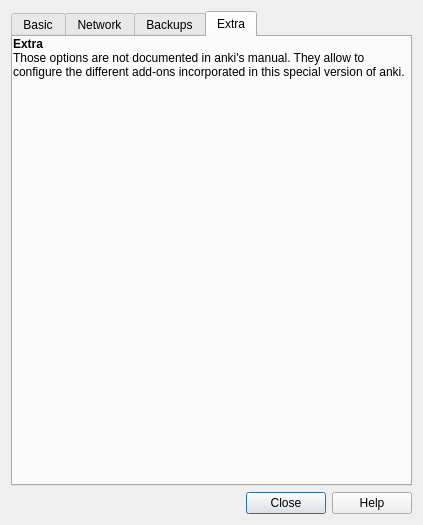
The window that designer/preferences.ui (the8thbit/anki) describes before a commit, drawn with Qt 5.
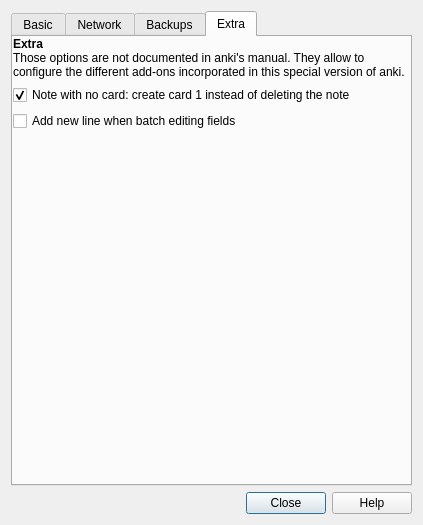
The same window after the commit. The open tabs and pages were chosen to show the change.

Patch:
```diff
--- a/designer/preferences.ui
+++ b/designer/preferences.ui
@@ -489,6 +489,23 @@
           </property>
          </widget>
         </item>
+		<item>
+         <widget class="QCheckBox" name="noteWithoutCard">
+          <property name="text">
+           <string>Note with no card: create card 1 instead of deleting the note</string>
+          </property>
+          <property name="checked">
+           <bool>true</bool>
+          </property>
+         </widget>
+        </item>
+        <item>
+         <widget class="QCheckBox" name="newLineInBatchEdit">
+          <property name="text">
+           <string>Add new line when batch editing fields</string>
+          </property>
+         </widget>
+        </item>
         <item>
          <spacer name="verticalSpacer">
           <property name="orientation">
```
